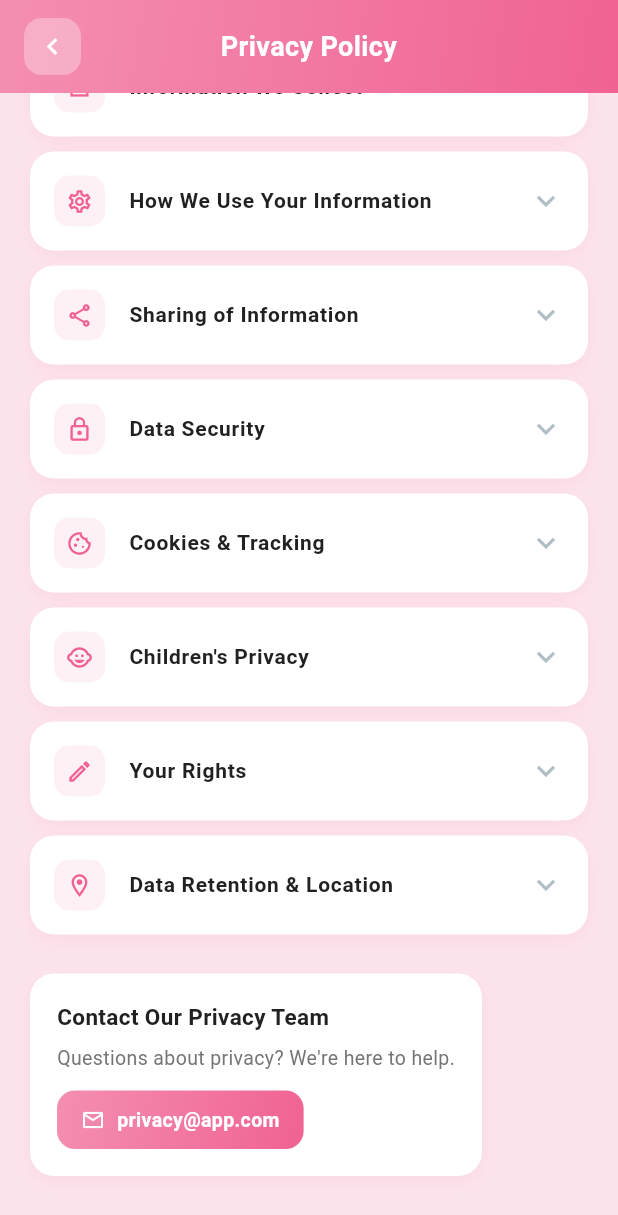
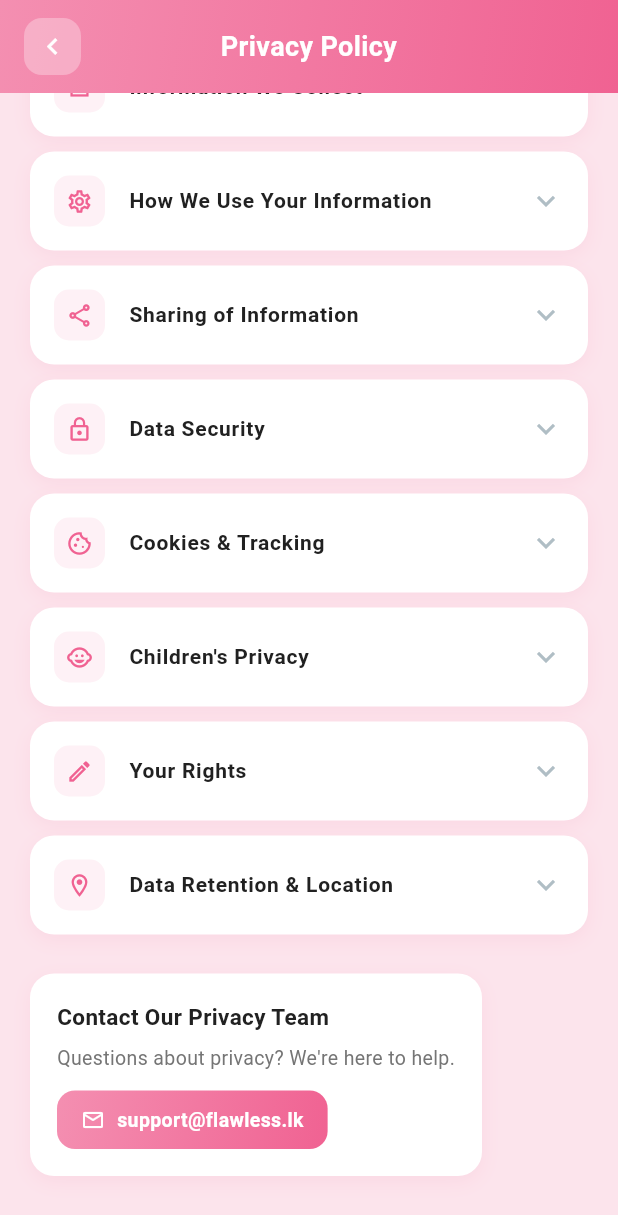
Before and after one commit to NaduniKodi/Flawless---Beauty-App, a Flutter app: the PrivacyPolicyPage screen opened directly, scrolled down 190 dp, on a phone screen of 412 x 824 dp. Shown: the top 1215 px of the screen. Run offline on Flutter 3.47's test engine with Material 3 defaults, Android fonts, the phone set to English and light mode, and no system bars; our stand-ins replace camera, flutter_dotenv, flutter_secure_storage, google_sign_in, image_picker, local_auth and 2 more; missing offline and left inert: google_mlkit_face_detection; accounts and stored records are empty.

Commit message:
emails
Co-authored-by: Copilot <copilot@github.com>

```diff
--- a/lib/interface/privacy_policy.dart
+++ b/lib/interface/privacy_policy.dart
@@ -191,7 +191,7 @@ class PrivacyPolicyPage extends StatelessWidget {
                               children: [
                                 Icon(Icons.mail_outline, color: Colors.white, size: 16),
                                 SizedBox(width: 8),
-                                Text('privacy@app.com',
+                                Text('support@flawless.lk',
                                     style: TextStyle(color: Colors.white, fontWeight: FontWeight.w600, fontSize: 13)),
                               ],
                             ),
--- a/lib/interface/terms_conditions.dart
+++ b/lib/interface/terms_conditions.dart
@@ -52,7 +52,7 @@ class TermsAndConditionsPage extends StatelessWidget {
     {
       'title': '10. Contact Us',
       'content':
-          'If you have any questions about these Terms and Conditions, please contact us at support@app.com or through the help section within the application. We aim to respond to all inquiries within 2 business days.',
+          'If you have any questions about these Terms and Conditions, please contact us at support@flawless.lk or through the help section within the application. We aim to respond to all inquiries within 2 business days.',
     },
   ];
 
```
